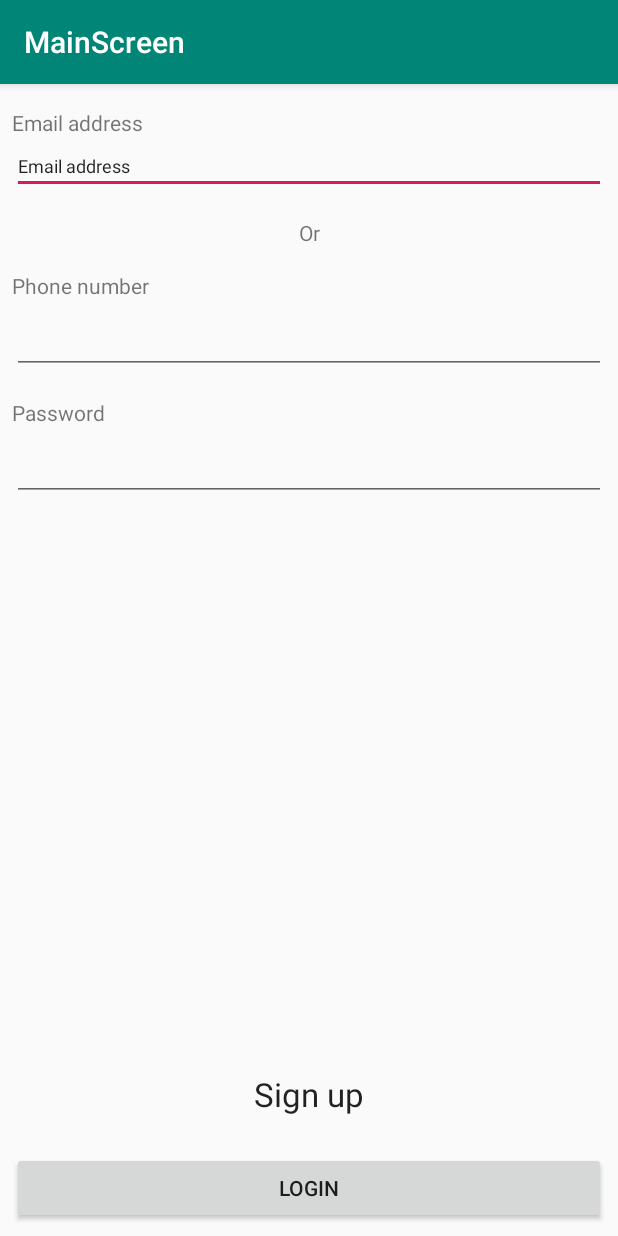
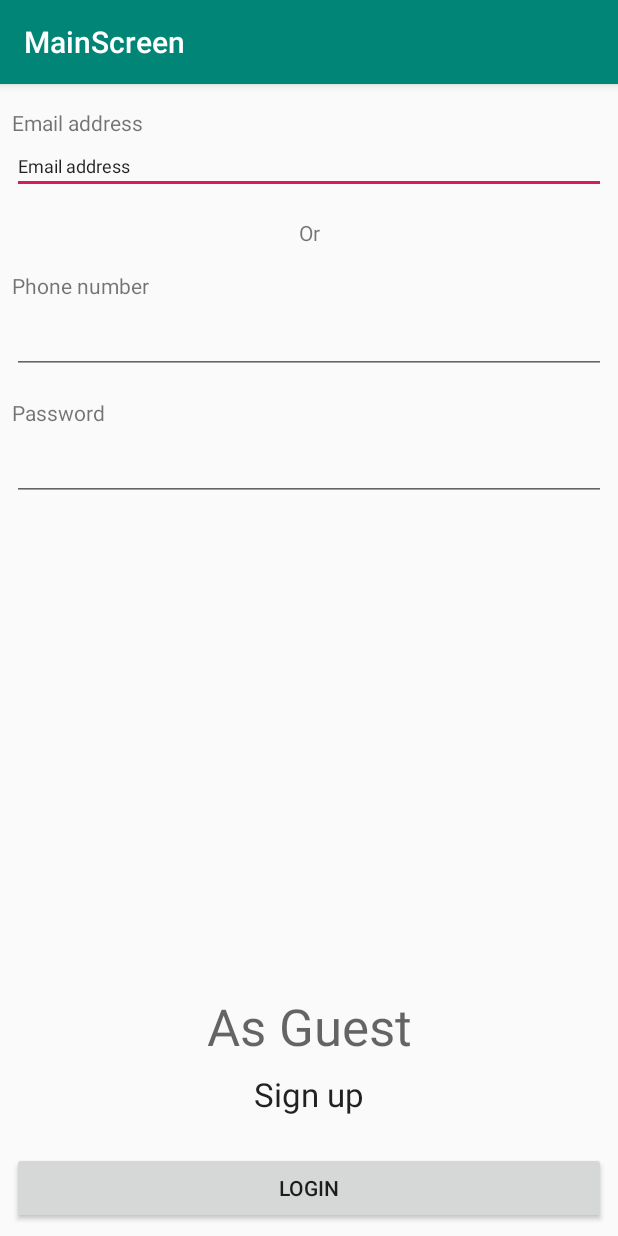
Before and after one commit to dflehel/SapientiaOrarend, an Android app: the screen it shows after launch (LoginScreen), on a phone screen of 412 x 824 dp. Run offline under Robolectric (Android 15) with nearby library versions, the phone set to English and light mode, and no system bars; our stand-ins replace Firebase (no records; nobody signed in at launch, a user with empty details on screens opened directly).

Commit message:
Draw menu completed, Guest mod adapted

```diff
--- a/app/src/main/java/ro/sapientia/ms/sapientiaorarend/LoginScreen.kt
+++ b/app/src/main/java/ro/sapientia/ms/sapientiaorarend/LoginScreen.kt
@@ -21,6 +21,7 @@ class LoginScreen : AppCompatActivity() {
     private var email:String?= null
     private var password:String?=null
     private var mAuth: FirebaseAuth? = null
+    private var guest: TextView? = null
     private var progressDialog: ProgressDialog?=null
 
 
@@ -29,6 +30,11 @@ class LoginScreen : AppCompatActivity() {
         super.onCreate(savedInstanceState)
         setContentView(R.layout.activity_login_screen)
         mAuth = FirebaseAuth.getInstance()
+        this.guest = findViewById<TextView>(R.id.log_in_screen_guet_text_view)
+        this.guest!!.setOnClickListener {
+            var intent = Intent(this, MainScreen::class.java)
+            startActivity(intent)
+        }
         this.Email = findViewById(R.id.login_screen_email)
         this.Phone = findViewById(R.id.login_screen_phone)
         this.Password = findViewById(R.id.login_screen_password)
--- a/app/src/main/res/layout/activity_login_screen.xml
+++ b/app/src/main/res/layout/activity_login_screen.xml
@@ -94,4 +94,15 @@
             app:layout_constraintTop_toBottomOf="@+id/login_screen_phone" app:layout_constraintStart_toStartOf="parent"
             android:layout_marginLeft="8dp" android:layout_marginStart="8dp" app:layout_constraintEnd_toEndOf="parent"
             android:layout_marginEnd="8dp" android:layout_marginRight="8dp"/>
+    <TextView
+            android:text="As Guest"
+            android:layout_width="0dp"
+            android:layout_height="wrap_content"
+            android:id="@+id/log_in_screen_guet_text_view" android:layout_marginBottom="8dp"
+            app:layout_constraintBottom_toTopOf="@+id/login_screen_signup_button"
+            app:layout_constraintEnd_toEndOf="parent" android:layout_marginEnd="8dp"
+            android:layout_marginRight="8dp" app:layout_constraintStart_toStartOf="parent"
+            android:layout_marginLeft="8dp" android:layout_marginStart="8dp"
+            android:textAppearance="@style/TextAppearance.AppCompat.Display1"
+            android:gravity="center_vertical|center_horizontal"/>
 </android.support.constraint.ConstraintLayout>
```
Also changed, not shown: app/src/main/java/ro/sapientia/ms/sapientiaorarend/MainActivity.kt (+8 -1 lines), app/src/main/java/ro/sapientia/ms/sapientiaorarend/MainScreen.kt (+27 -9 lines), app/src/main/res/layout/activity_main_screen_guest.xml (added, +65 -0 lines), app/src/main/res/menu/menu_guest.xml (added, +10 -0 lines).
